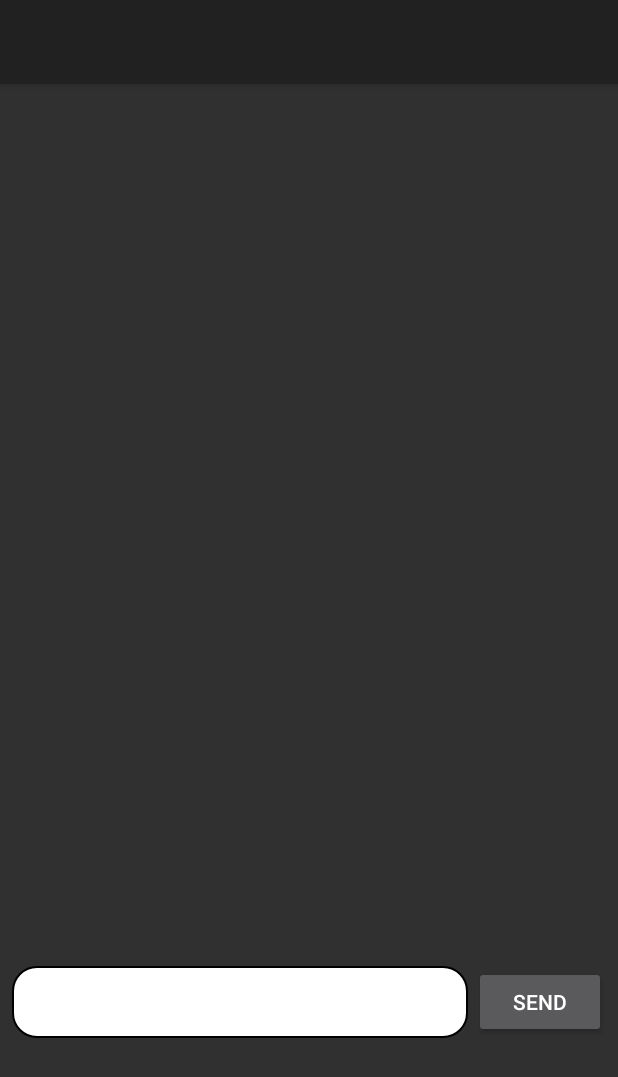
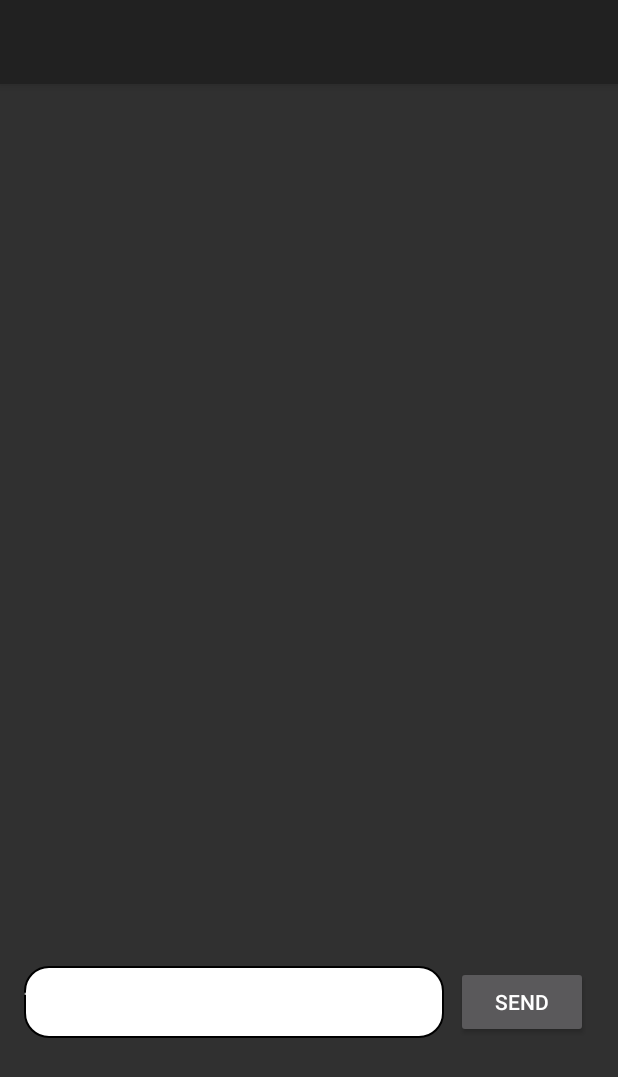
Before and after one commit to bhlaing/ProjectXx, an Android app: the ChatActivity screen opened directly, with no data from a screen before it, on a phone screen of 412 x 824 dp. Shown: the top 1077 px of the screen. Run offline under Robolectric (Android 15) with nearby library versions, the phone set to English and light mode, and no system bars; our stand-ins replace navigation-ui.

```diff
--- a/app/src/main/res/layout/activity_chat.xml
+++ b/app/src/main/res/layout/activity_chat.xml
@@ -1,5 +1,5 @@
 <?xml version="1.0" encoding="utf-8"?>
-<androidx.constraintlayout.widget.ConstraintLayout
+<RelativeLayout
     xmlns:android="http://schemas.android.com/apk/res/android"
     android:layout_width="match_parent"
     android:layout_height="match_parent"
@@ -8,7 +8,6 @@
     <com.google.android.material.appbar.AppBarLayout
         android:id="@+id/appBar"
         android:layout_width="match_parent"
-        app:layout_constraintTop_toTopOf="parent"
         android:layout_height="wrap_content">
 
         <androidx.appcompat.widget.Toolbar
@@ -21,11 +20,11 @@
 
     <fragment
         android:id="@+id/chatFlowFragment"
-        app:layout_constraintTop_toBottomOf="@+id/appBar"
+        android:layout_below="@+id/appBar"
         android:name="androidx.navigation.fragment.NavHostFragment"
         android:layout_width="match_parent"
         android:layout_height="wrap_content"
         app:defaultNavHost="true"
         app:navGraph="@navigation/chat_nav_graph" />
 
-</androidx.constraintlayout.widget.ConstraintLayout>
+</RelativeLayout>
--- a/app/src/main/res/layout/chat_fragment.xml
+++ b/app/src/main/res/layout/chat_fragment.xml
@@ -1,40 +1,16 @@
 <?xml version="1.0" encoding="utf-8"?>
-<androidx.constraintlayout.widget.ConstraintLayout xmlns:android="http://schemas.android.com/apk/res/android"
+<RelativeLayout xmlns:android="http://schemas.android.com/apk/res/android"
     android:layout_width="match_parent"
-    android:layout_height="match_parent"
-    xmlns:app="http://schemas.android.com/apk/res-auto">
+    android:layout_height="wrap_content">
 
     <androidx.recyclerview.widget.RecyclerView
         android:id="@+id/messageList"
         android:layout_width="match_parent"
-        android:layout_height="580dp"
-        app:layout_constraintStart_toStartOf="parent"
-        app:layout_constraintLeft_toLeftOf="parent"
-        app:layout_constraintTop_toTopOf="parent"
-        app:layout_constraintBottom_toTopOf="@+id/chatInputTextView"
-        app:layout_constraintRight_toRightOf="parent" />
+        android:layout_height="572dp"
+        android:layout_alignParentTop="true"/>
 
-    <EditText
-        android:id="@+id/chatInputTextView"
-        android:layout_width="match_parent"
-        android:layout_height="48dp"
-        android:importantForAutofill="no"
-        android:inputType="text"
-        android:layout_marginStart="8dp"
-        android:layout_marginEnd="100dp"
-        android:layout_marginTop="8dp"
-        android:padding="8dp"
-        android:hint="@string/type_message"
-        android:background="@drawable/rounded_bg"
-        app:layout_constraintTop_toBottomOf="@+id/messageList" />
-
-    <Button
-        android:id="@+id/sendButton"
+    <include layout="@layout/view_combined_button_edit_text"
         android:layout_width="wrap_content"
         android:layout_height="wrap_content"
-        android:text="@string/send"
-        android:layout_marginEnd="8dp"
-        android:layout_marginTop="8dp"
-        app:layout_constraintRight_toRightOf="parent"
-        app:layout_constraintTop_toBottomOf="@+id/messageList" />
-</androidx.constraintlayout.widget.ConstraintLayout>
+        android:layout_below="@+id/messageList"/>
+</RelativeLayout>
--- a/app/src/main/res/layout/login_fragment.xml
+++ b/app/src/main/res/layout/login_fragment.xml
@@ -3,6 +3,7 @@
     xmlns:tools="http://schemas.android.com/tools"
     android:layout_width="match_parent"
     android:layout_height="match_parent"
+    android:background="#202020"
     tools:context=".ui.login.LoginFragment">
 
 
--- /dev/null
+++ b/app/src/main/res/layout/view_combined_button_edit_text.xml
@@ -0,0 +1,24 @@
+<?xml version="1.0" encoding="utf-8"?>
+<LinearLayout xmlns:android="http://schemas.android.com/apk/res/android"
+    android:layout_width="match_parent"
+    android:layout_height="80dp"
+    android:gravity="center"
+    android:padding="16dp"
+    android:orientation="horizontal">
+    <EditText
+        android:id="@+id/chatInputTextView"
+        android:layout_width="280dp"
+        android:layout_height="48dp"
+        android:importantForAutofill="no"
+        android:inputType="text"
+        android:hint="@string/type_message"
+        android:background="@drawable/rounded_bg"/>
+
+    <Button
+        android:id="@+id/sendButton"
+        android:layout_width="wrap_content"
+        android:layout_height="wrap_content"
+        android:text="@string/send"
+        android:layout_marginStart="8dp"
+        />
+</LinearLayout>
```
